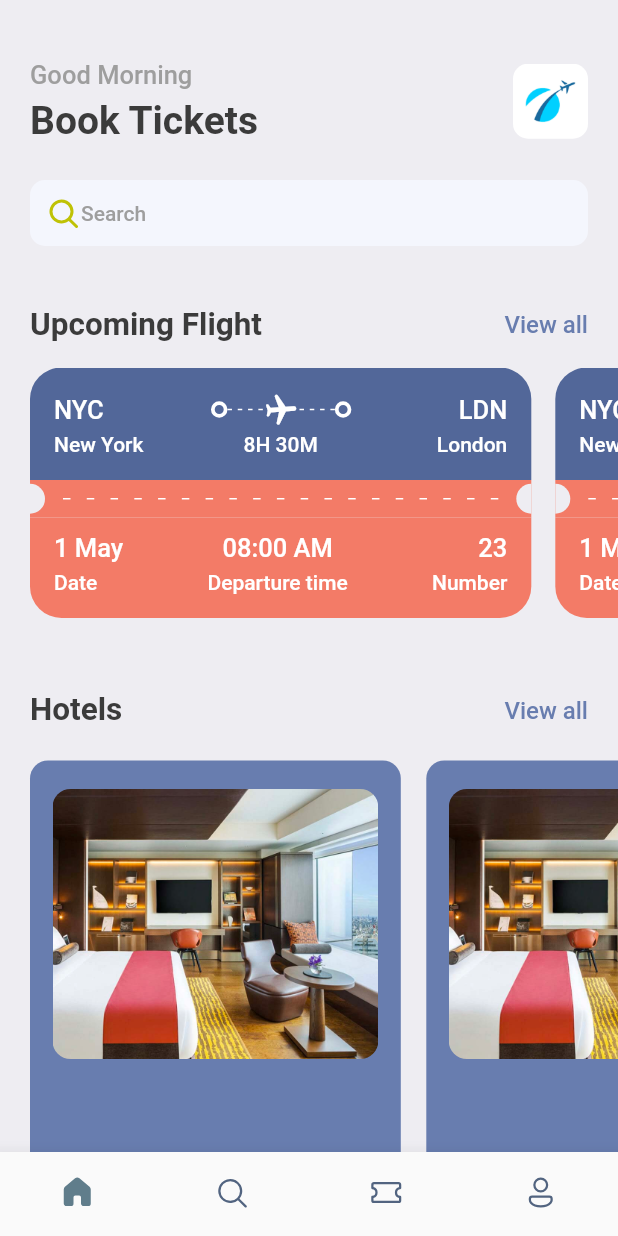
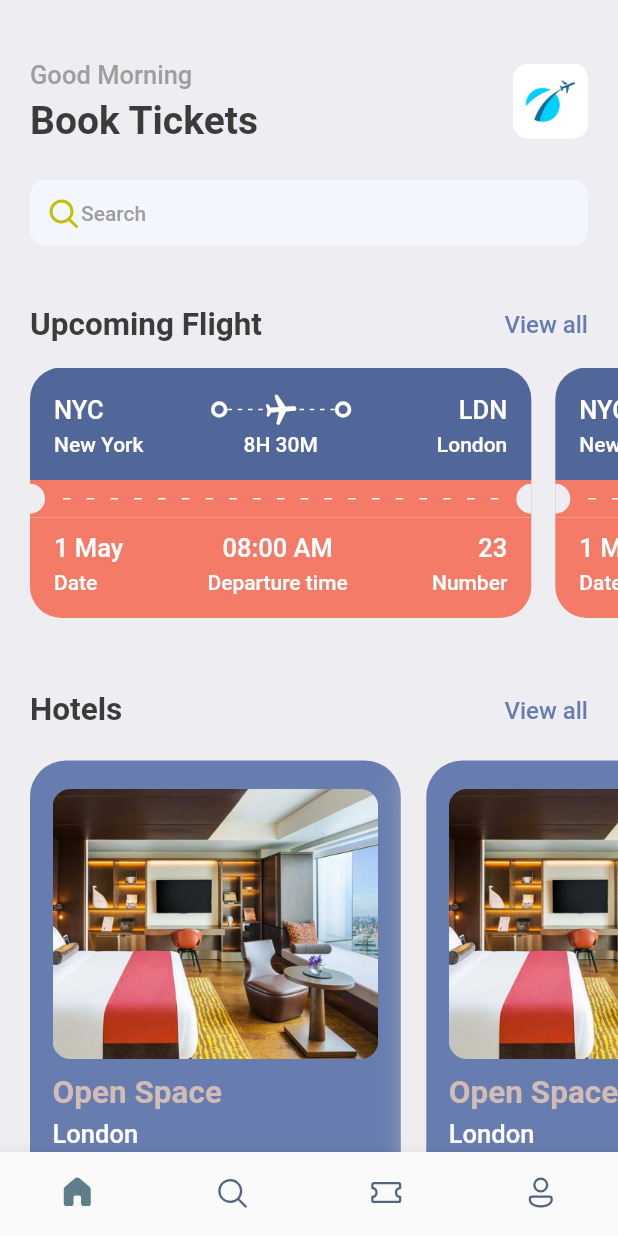
Before and after one commit to Deonorla/Book_Ticket, a Flutter app: the screen it shows after launch, on a phone screen of 412 x 824 dp. Run offline on Flutter 3.47's test engine with Material 2 defaults, Android fonts, the phone set to English and light mode, and no system bars; our stand-ins replace fluentui_icons, gap.

Commit message:
[Hotel card layout done]

```diff
--- a/lib/screens/hotel_screen.dart
+++ b/lib/screens/hotel_screen.dart
@@ -1,5 +1,6 @@
 import 'package:flutter/cupertino.dart';
 import 'package:flutter/material.dart';
+import 'package:gap/gap.dart';
 import 'package:tickets/utils/app_layout.dart';
 import 'package:tickets/utils/app_styles.dart';
 
@@ -16,7 +17,14 @@ class HotelScreen extends StatelessWidget {
       margin: const EdgeInsets.only(top: 5, right: 17),
       decoration: BoxDecoration(
         color: Styles.primaryColor,
-        borderRadius: BorderRadius.circular(12)
+        borderRadius: BorderRadius.circular(24),
+        boxShadow: [
+          BoxShadow(
+            color: Colors.grey.shade200,
+            spreadRadius: 5,
+            blurRadius: 20
+          )
+        ]
       ),
       child: Column(
         crossAxisAlignment: CrossAxisAlignment.start,
@@ -33,7 +41,22 @@ class HotelScreen extends StatelessWidget {
                 )
               ),
             ),
-          )
+          ),
+          const Gap(10),
+          Text(
+              "Open Space",
+            style: Styles.headLineStyle2.copyWith(color: Styles.kakiColor),
+          ),
+          const Gap(5),
+          Text(
+            "London",
+            style: Styles.headLineStyle3.copyWith(color: Colors.white),
+          ),
+          const Gap(8),
+          Text(
+            "\$40/Night",
+            style: Styles.headLineStyle1.copyWith(color: Styles.kakiColor)
+          ),
         ],
       ),
 
--- a/lib/utils/app_styles.dart
+++ b/lib/utils/app_styles.dart
@@ -7,6 +7,7 @@ class Styles{
    static Color textColor = const Color(0xFF3b3b3b);
    static Color bgColor = const Color(0xFFeeedf2);
    static Color orangeColor = const Color(0xFFF37B67);
+   static Color kakiColor = const Color(0xFFFd2bdb6);
    static TextStyle textStyle =  TextStyle(fontSize: 16, color: textColor, fontWeight: FontWeight.w500);
    static TextStyle headLineStyle1 =  TextStyle(fontSize: 26, color: textColor, fontWeight: FontWeight.bold);
    static TextStyle headLineStyle2 =  TextStyle(fontSize: 21, color: textColor, fontWeight: FontWeight.bold);
```
